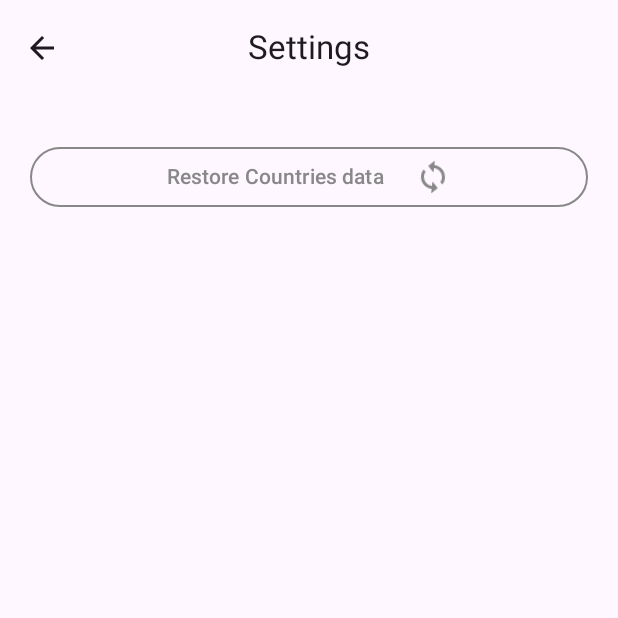
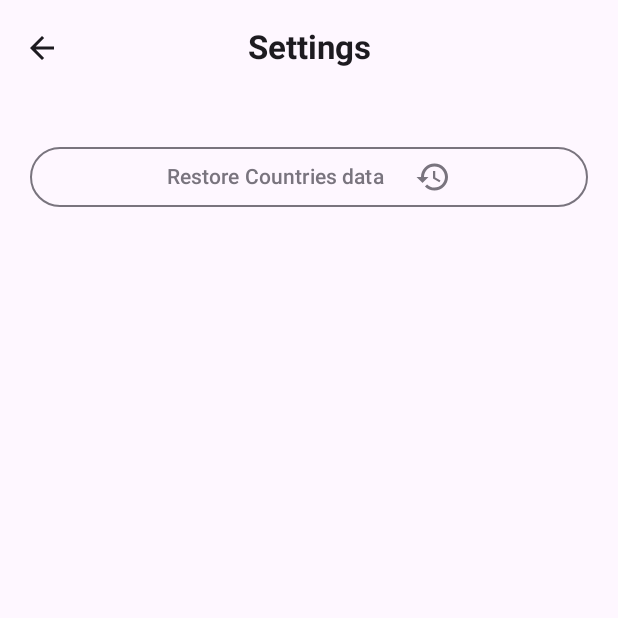
Before and after one commit to nszkwir/sample, an Android app built with Jetpack Compose: the SettingsScreen screen opened through its navigation route, after a tap on "Restore Countries data", on a phone screen of 412 x 824 dp, the top half of it. Run offline under Robolectric (Android 15) with nearby library versions, the phone set to English and light mode, and no system bars; our stand-ins replace Dagger/Hilt's generated code, Room's generated code; libraries missing offline, so code that uses them is left out: coil.decode; pictures from the network do not load; 3 statements that could not run were skipped.

Commit message:
Aligning UI components to design

```diff
--- a/ui/src/main/java/com/spitzer/ui/components/loadingButton/LoadingButtonState.kt
+++ b/ui/src/main/java/com/spitzer/ui/components/loadingButton/LoadingButtonState.kt
@@ -6,6 +6,9 @@
 import androidx.compose.ui.res.stringResource
 import com.spitzer.common.database.TransactionState
 import com.spitzer.ui.R
+import com.spitzer.ui.theme.BlueGray400
+import com.spitzer.ui.theme.Green500
+import com.spitzer.ui.theme.Green600
 
 enum class LoadingButtonState {
     IDLE, IN_PROGRESS, SUCCESS, ERROR
@@ -15,8 +18,8 @@
 fun LoadingButtonState.getColor() =
     when (this) {
         LoadingButtonState.IDLE -> MaterialTheme.colorScheme.outline
-        LoadingButtonState.IN_PROGRESS -> Color.Gray
-        LoadingButtonState.SUCCESS -> Color.Green
+        LoadingButtonState.IN_PROGRESS -> BlueGray400
+        LoadingButtonState.SUCCESS -> Green600
         LoadingButtonState.ERROR -> MaterialTheme.colorScheme.error
     }
 
--- a/ui/src/main/java/com/spitzer/ui/components/loadingButton/OutlinedLoadingButton.kt
+++ b/ui/src/main/java/com/spitzer/ui/components/loadingButton/OutlinedLoadingButton.kt
@@ -18,15 +18,17 @@
 import androidx.compose.foundation.layout.width
 import androidx.compose.material3.ButtonDefaults
 import androidx.compose.material3.OutlinedButton
+import androidx.compose.material3.ProvideTextStyle
 import androidx.compose.material3.Text
 import androidx.compose.runtime.Composable
 import androidx.compose.runtime.getValue
 import androidx.compose.ui.Modifier
-import androidx.compose.ui.graphics.Color
 import androidx.compose.ui.graphics.ColorFilter
 import androidx.compose.ui.graphics.graphicsLayer
 import androidx.compose.ui.res.painterResource
+import androidx.compose.ui.text.TextStyle
 import androidx.compose.ui.unit.dp
+import com.spitzer.ui.theme.SampleTheme
 import com.spitzer.ui.tooling.PhonePreview
 
 @Composable
@@ -61,13 +63,14 @@
 
     OutlinedButton(
         modifier = modifier.fillMaxWidth(),
-        colors = ButtonDefaults.outlinedButtonColors().copy(contentColor = Color.Red),
         border = BorderStroke(ButtonDefaults.outlinedButtonBorder.width, colorAnimation),
         onClick = {
             if (state == LoadingButtonState.IDLE) onClick()
         }
     ) {
-        Text(text = text, color = colorAnimation)
+        ProvideTextStyle(value = TextStyle.Default.copy(color = colorAnimation)) {
+            Text(text = text)
+        }
         Spacer(modifier = Modifier.width(20.dp))
         // Icon transition
         Crossfade(
@@ -88,6 +91,7 @@
 @PhonePreview
 @Composable
 fun OutlinedLoadingButtonPreview() {
+    SampleTheme {
         Column(
             modifier = Modifier.padding(20.dp)
         ) {
@@ -97,3 +101,4 @@
             OutlinedLoadingButton(text = "Button", state = LoadingButtonState.ERROR)
         }
     }
+}
--- a/ui/src/main/java/com/spitzer/ui/feature/countries/CountriesScreen.kt
+++ b/ui/src/main/java/com/spitzer/ui/feature/countries/CountriesScreen.kt
@@ -54,6 +54,7 @@
         }
     ) {
         CountryListLayout(
+            modifier = Modifier,//.background(createThemePrimaryColorGradient()),
             countries = countries,
             onCountryClicked = {
                 onCountryClicked.invoke()
--- a/ui/src/main/java/com/spitzer/ui/layout/CountryList.kt
+++ b/ui/src/main/java/com/spitzer/ui/layout/CountryList.kt
@@ -19,6 +19,8 @@
 import androidx.compose.foundation.lazy.items
 import androidx.compose.material3.Card
 import androidx.compose.material3.ExperimentalMaterial3Api
+import androidx.compose.material3.Icon
+import androidx.compose.material3.MaterialTheme
 import androidx.compose.material3.Text
 import androidx.compose.material3.pulltorefresh.PullToRefreshContainer
 import androidx.compose.material3.pulltorefresh.rememberPullToRefreshState
@@ -99,14 +101,14 @@
                         ) {
                             Image(
                                 painter = rememberAsyncImagePainter(
-                                    country.flag?.svg
-                                        ?: R.drawable.baseline_broken_image_24
+                                    country.flag?.svg ?: R.drawable.baseline_broken_image_24
                                 ),
                                 contentDescription = null,
                                 modifier = Modifier
-                                    .size(100.dp)
+                                    .fillMaxHeight()
+                                    .weight(6f)
                                     .clipToBounds(),
-                                contentScale = ContentScale.Fit,
+                                contentScale = ContentScale.FillHeight,
                             )
                             Column(
                                 modifier = Modifier
@@ -116,42 +118,32 @@
                                 verticalArrangement = Arrangement.Top,
                             ) {
                                 Text(
-                                    text = country.name.common ?: "",
-                                    style = TextStyle.Default.copy(
-                                        fontSize = 20.sp,
-                                        color = Color.Black,
-                                        fontWeight = FontWeight(600)
-                                    )
+                                    text = country.name.common,
+                                    style = MaterialTheme.typography.titleLarge
                                 )
                                 Text(
                                     text = country.capital,
-                                    style = TextStyle.Default.copy(
-                                        fontSize = 18.sp,
-                                        color = Color.DarkGray,
-                                        fontWeight = FontWeight(400),
-                                        fontStyle = FontStyle.Italic,
-                                    )
+                                    style = MaterialTheme.typography.bodyMedium
                                 )
                             }
                             Column(
                                 modifier = Modifier
                                     .width(width = 40.dp)
                                     .fillMaxHeight()
-                                    .weight(3f)
+                                    .weight(2f)
                                     .align(Alignment.CenterVertically),
                                 verticalArrangement = Arrangement.Center,
                             ) {
                                 Row(
                                     modifier = Modifier.align(Alignment.CenterHorizontally)
                                 ) {
-                                    Image(
+                                    Icon(
                                         painter = painterResource(id = R.drawable.baseline_chevron_right_24),
                                         contentDescription = stringResource(R.string.edit_CD),
-                                        colorFilter = ColorFilter.tint(Color.Blue.copy(alpha = 0.7f)),
                                         modifier = Modifier
                                             .size(40.dp)
-                                            .padding(8.dp),
-                                        alignment = Alignment.Center
+                                            .padding(8.dp)
+                                            .align(Alignment.CenterVertically),
                                     )
                                     Spacer(modifier = Modifier.size(4.dp))
                                 }
--- a/ui/src/main/java/com/spitzer/ui/theme/Theme.kt
+++ b/ui/src/main/java/com/spitzer/ui/theme/Theme.kt
@@ -7,11 +7,19 @@
 import androidx.compose.material3.dynamicDarkColorScheme
 import androidx.compose.material3.dynamicLightColorScheme
 import androidx.compose.runtime.Composable
+import androidx.compose.runtime.CompositionLocalProvider
 import androidx.compose.runtime.SideEffect
+import androidx.compose.ui.graphics.Color
 import androidx.compose.ui.graphics.toArgb
 import androidx.compose.ui.platform.LocalContext
 import androidx.compose.ui.platform.LocalView
 import androidx.core.view.WindowCompat
+
+val LightAndroidGradientColors = GradientColors(container = BlueGray100)
+val DarkAndroidGradientColors = GradientColors(container = Color.Black)
+
+val LightAndroidBackgroundTheme = BackgroundTheme(color = BlueGray100)
+val DarkAndroidBackgroundTheme = BackgroundTheme(color = Color.Black)
 
 @Composable
 fun SampleTheme(
@@ -28,6 +36,10 @@
         darkTheme -> DarkColors
         else -> LightColors
     }
+    // Gradient colors
+    val gradientColors = if (darkTheme) DarkAndroidGradientColors else LightAndroidGradientColors
+    // Background
+    val backgroundTheme = if (darkTheme) DarkAndroidBackgroundTheme else LightAndroidBackgroundTheme
     val view = LocalView.current
     if (!view.isInEditMode) {
         SideEffect {
@@ -36,10 +48,16 @@
             WindowCompat.getInsetsController(window, view).isAppearanceLightStatusBars = darkTheme
         }
     }
-
-    MaterialTheme(
-        colorScheme = colorScheme,
-        typography = Typography,
-        content = content
-    )
+    // Composition locals
+    CompositionLocalProvider(
+        LocalGradientColors provides gradientColors,
+        LocalBackgroundTheme provides backgroundTheme,
+        LocalTintTheme provides TintTheme(),
+    ) {
+        MaterialTheme(
+            colorScheme = colorScheme,
+            typography = SampleTypography,
+            content = content
+        )
+    }
 }
--- /dev/null
+++ b/ui/src/main/java/com/spitzer/ui/theme/Tint.kt
@@ -0,0 +1,15 @@
+package com.spitzer.ui.theme
+
+import androidx.compose.runtime.Immutable
+import androidx.compose.runtime.staticCompositionLocalOf
+import androidx.compose.ui.graphics.Color
+
+@Immutable
+data class TintTheme(
+    val iconTint: Color = Color.Unspecified,
+)
+
+/**
+ * A composition local for [TintTheme].
+ */
+val LocalTintTheme = staticCompositionLocalOf { TintTheme() }
```
Also changed, not shown: ui/src/main/java/com/spitzer/ui/theme/Background.kt (added, +17 -0 lines), ui/src/main/java/com/spitzer/ui/theme/Gradient.kt (added, +17 -0 lines), ui/src/main/java/com/spitzer/ui/theme/Typography.kt (+81 -14 lines), ui/src/main/java/com/spitzer/ui/tooling/GradientBrush.kt (added, +51 -0 lines). Lines whose indentation alone changed are shown as unchanged.
